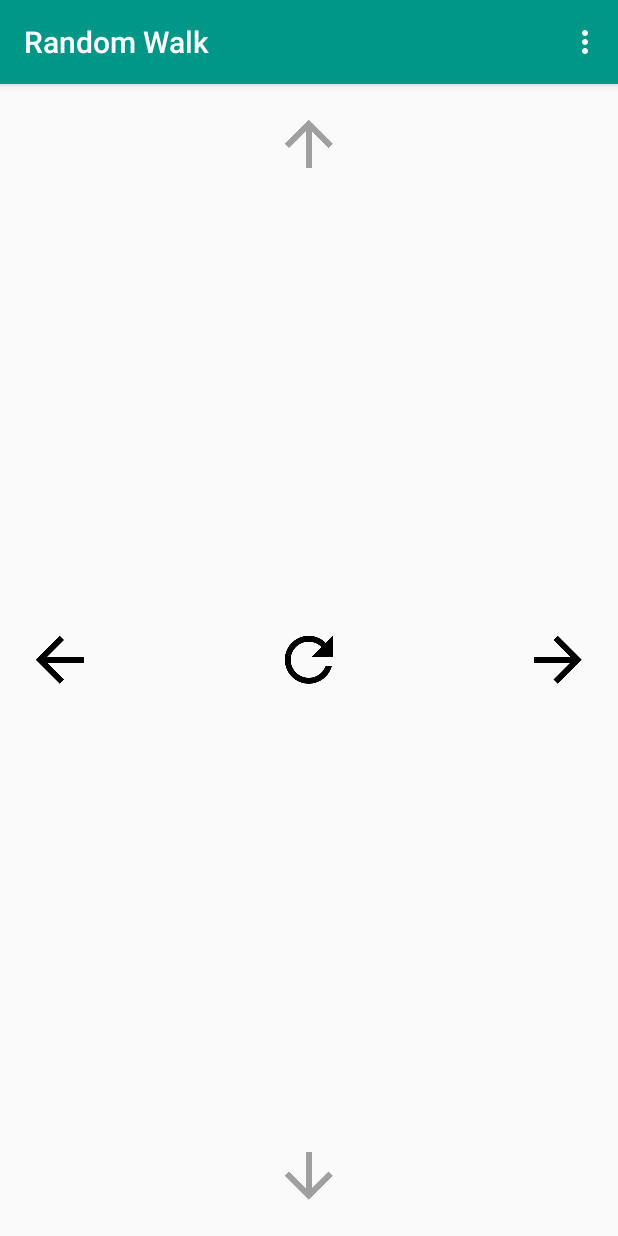
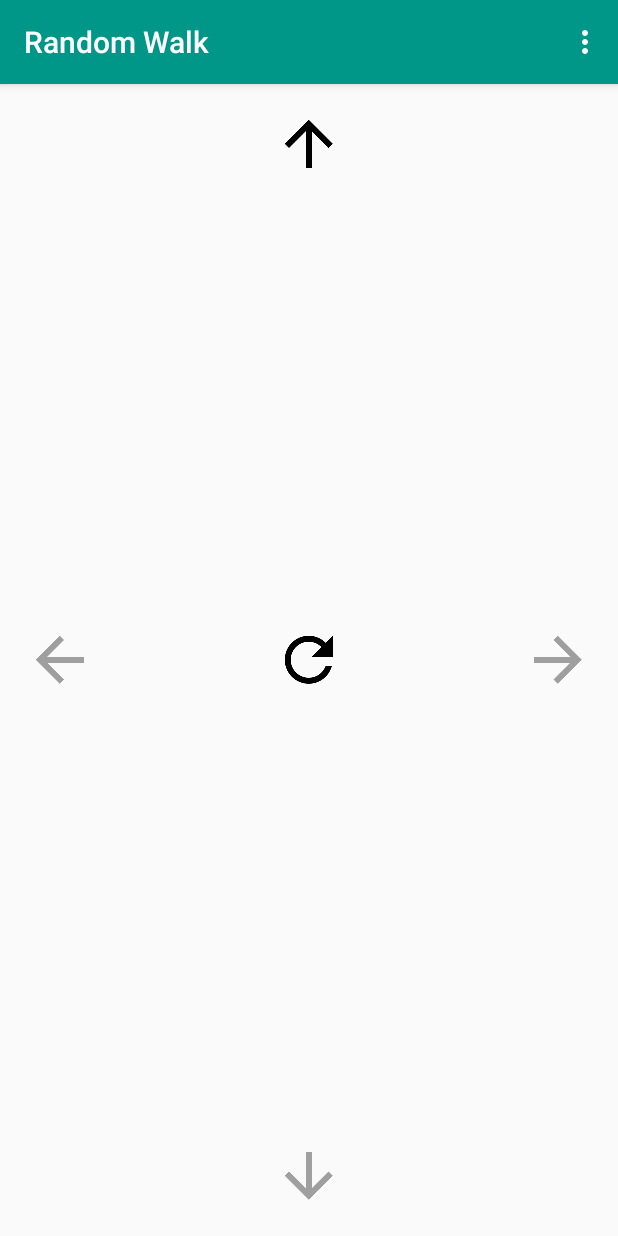
Before and after one commit to sho-87/random-walk, an Android app: the screen it shows after launch (MainActivity), in the options menu, after a tap on "About", on a phone screen of 412 x 824 dp. Run offline under Robolectric (Android 15) with nearby library versions, the phone set to English and light mode, and no system bars.

Commit message:
Add toggle behaviour for each direction button

```diff
--- a/app/src/main/java/ca/simonho/randomwalk/MainActivity.java
+++ b/app/src/main/java/ca/simonho/randomwalk/MainActivity.java
@@ -3,13 +3,15 @@ package ca.simonho.randomwalk;
 import android.os.Bundle;
 import android.support.v7.app.AppCompatActivity;
 import android.support.v7.widget.Toolbar;
+import android.util.Log;
 import android.view.Menu;
 import android.view.MenuItem;
+import android.view.View;
 import android.widget.ImageButton;
 
 import java.util.HashMap;
 
-public class MainActivity extends AppCompatActivity {
+public class MainActivity extends AppCompatActivity implements View.OnClickListener {
 
     ImageButton forwardButton;
     ImageButton backButton;
@@ -39,14 +41,23 @@ public class MainActivity extends AppCompatActivity {
         buttonStates.put(backButton, false);
         buttonStates.put(leftButton, true);
         buttonStates.put(rightButton, true);
+        buttonStates.put(randomButton, true);
 
-        //Set state based colour of each button
+        //Set initial state based colour and click listener for each button
         for (HashMap.Entry<ImageButton, Boolean> entry : buttonStates.entrySet()) {
             setColour(entry.getKey(), entry.getValue());
+
+            entry.getKey().setOnClickListener(this);
         }
     }
 
-    public void setColour(ImageButton button, Boolean newState){
+    private void toggleButtonState(ImageButton button){
+        Boolean newButtonState = !buttonStates.get(button);
+        buttonStates.put(button, newButtonState);
+        setColour(button, newButtonState);
+    }
+
+    private void setColour(ImageButton button, Boolean newState){
         if (newState){
             button.setColorFilter(getResources().getColor(R.color.buttonSelected));
         } else {
@@ -75,4 +86,37 @@ public class MainActivity extends AppCompatActivity {
 
         return super.onOptionsItemSelected(item);
     }
+
+    @Override
+    public void onClick(View v) {
+        switch(v.getId()){
+            case R.id.forwardButton:
+                //Toggle the existing button state/colour
+                toggleButtonState(forwardButton);
+                break;
+            case R.id.backButton:
+                //Toggle the existing button state/colour
+                toggleButtonState(backButton);
+                break;
+            case R.id.leftButton:
+                //Toggle the existing button state/colour
+                toggleButtonState(leftButton);
+                break;
+            case R.id.rightButton:
+                //Toggle the existing button state/colour
+                toggleButtonState(rightButton);
+                break;
+            case R.id.randomButton:
+                Log.d("click", "random button pushed");
+                break;
+        }
+
+        for (HashMap.Entry<ImageButton, Boolean> entry : buttonStates.entrySet()) {
+            Log.d("Click: ", String.valueOf(getResources().getResourceName(entry.getKey().getId())) + ": " + entry
+                    .getValue
+                    ());
+        }
+
+        Log.d("----------------------","--------------------");
+    }
 }
```
